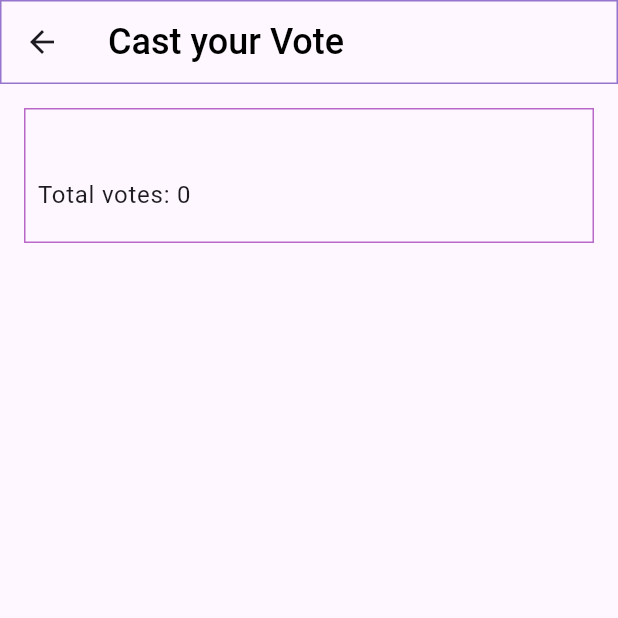
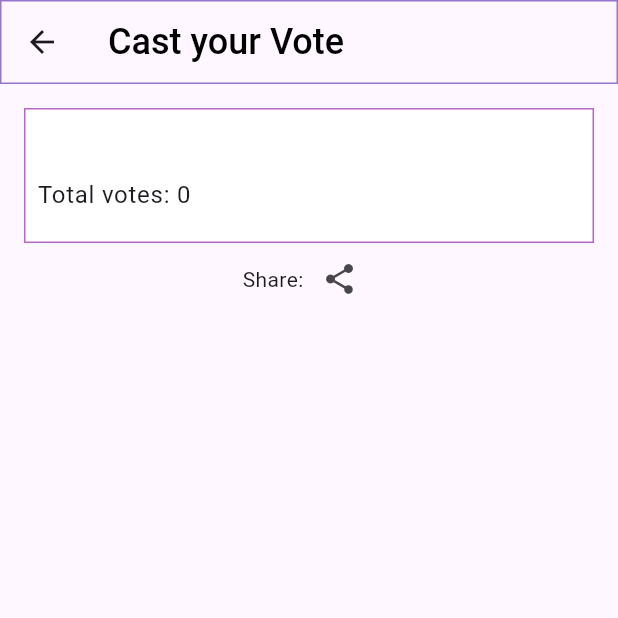
Before and after one commit to brownboycodes/live_polling_voting_app, a Flutter app: the PollVotingScreen screen opened directly with empty values, on a phone screen of 412 x 824 dp, the top half of it. Run offline on Flutter 3.47's test engine with Material 3 defaults, Android fonts, the phone set to English and light mode, and no system bars; our stand-ins replace flutter_riverpod, hive, hive_flutter, share_plus, shared_preferences; accounts and stored records are empty.

Commit message:
poll result screenshot feature implemented

```diff
--- a/lib/live_polling_voting_app.dart
+++ b/lib/live_polling_voting_app.dart
@@ -17,6 +17,7 @@ export 'package:live_polling_voting_app/src/views/poll_result.dart';
 //view models
 export 'package:live_polling_voting_app/src/view_models/guard_screen_view_model.dart';
 export 'package:live_polling_voting_app/src/view_models/create_poll_screen_view_model.dart';
+export 'package:live_polling_voting_app/src/view_models/poll_result_view_model.dart';
 
 //styles
 export 'package:live_polling_voting_app/src/styles/button_styling.dart';
--- a/lib/src/views/poll_result.dart
+++ b/lib/src/views/poll_result.dart
@@ -1,9 +1,9 @@
 import 'package:flutter/material.dart';
-import 'package:flutter_riverpod/flutter_riverpod.dart';
+import 'package:flutter/rendering.dart';
 import 'package:live_polling_voting_app/live_polling_voting_app.dart';
 
 class PollResult extends StatelessWidget {
-  const PollResult({
+  PollResult({
     super.key,
     required this.poll,
     required this.loggedInUser,
@@ -15,14 +15,22 @@ class PollResult extends StatelessWidget {
   ///[loggedInUser] will be used for voting polls
   final String loggedInUser;
 
+  ///[_screenshotArea] will be used for capturing the screenshot
+  final GlobalKey _screenshotArea = GlobalKey();
+
   @override
   Widget build(BuildContext context) {
     final pollOptionStyle = StyleHelper.getTheme<PollOptionStyle>(
         context: context, defaultTheme: PollOptionStyle.defaultStyle());
-    return Container(
+    return Column(
+      children: [
+        RepaintBoundary(
+          key: _screenshotArea,
+          child: Container(
             padding: EdgeInsets.all(8),
-      decoration:
-          BoxDecoration(border: Border.all(color: Colors.purple.shade300)),
+            decoration: BoxDecoration(
+                color: Colors.white,
+                border: Border.all(color: Colors.purple.shade300)),
             child: Column(
               mainAxisSize: MainAxisSize.min,
               children: [
@@ -33,7 +41,8 @@ class PollResult extends StatelessWidget {
                     overflow: TextOverflow.ellipsis,
                     style: Theme.of(context).textTheme.headlineMedium,
                   ),
-            subtitle: Text("Total votes: ${poll.totalVotes<10000?poll.totalVotes:'10000+'}",
+                  subtitle: Text(
+                      "Total votes: ${poll.totalVotes < 10000 ? poll.totalVotes : '10000+'}",
                       style: Theme.of(context).textTheme.bodyLarge),
                   contentPadding: EdgeInsets.zero,
                   minVerticalPadding: 0,
@@ -69,10 +78,11 @@ class PollResult extends StatelessWidget {
                               begin: 0,
                               end: option.votedBy.length,
                             ),
-                      builder: (context, value, _) => LinearProgressIndicator(
+                            builder: (context, value, _) =>
+                                LinearProgressIndicator(
                               value: value / poll.totalVotes,
-                        backgroundColor:
-                            pollOptionStyle.progressIndicatorBackgroundColor,
+                              backgroundColor: pollOptionStyle
+                                  .progressIndicatorBackgroundColor,
                               color: pollOptionStyle.progressIndicatorColor,
                               minHeight: 16.18,
                               borderRadius: BorderRadius.circular(3),
@@ -83,6 +93,19 @@ class PollResult extends StatelessWidget {
                   )
               ],
             ),
+          ),
+        ),
+        Row(
+          mainAxisSize: MainAxisSize.min,
+          children: [
+            Text("Share:"),
+            IconButton(
+                onPressed: () => PollResultViewModel()
+                    .takeScreenShot(_screenshotArea, poll.id),
+                icon: Icon(Icons.share)),
+          ],
+        )
+      ],
     );
   }
 }
--- a/pubspec.yaml
+++ b/pubspec.yaml
@@ -39,6 +39,7 @@ dependencies:
   hive_flutter: ^1.1.0
   hive: ^2.2.3
   path_provider: ^2.1.5
+  share_plus: ^10.1.4
 
 dev_dependencies:
   flutter_test:
```
Also changed, not shown: lib/src/view_models/poll_result_view_model.dart (added, +38 -0 lines), pubspec.lock, 3 other files. Lines whose indentation alone changed are shown as unchanged.
